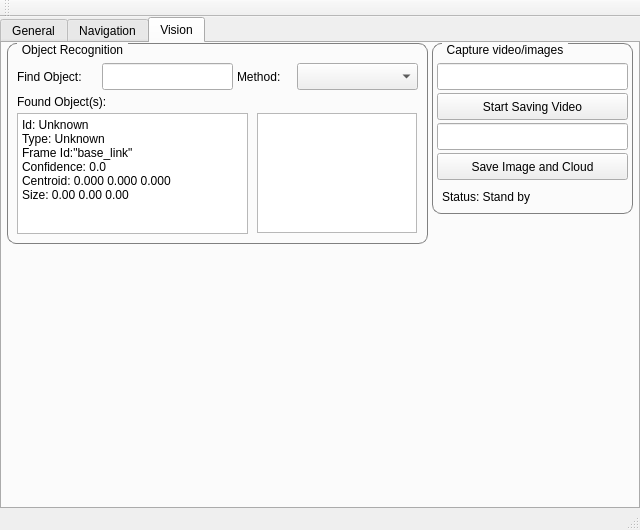
RobotJustina/JUSTINA, file catkin_ws/src/hri/justina_gui/src/MainWindow.ui: the form before one commit.
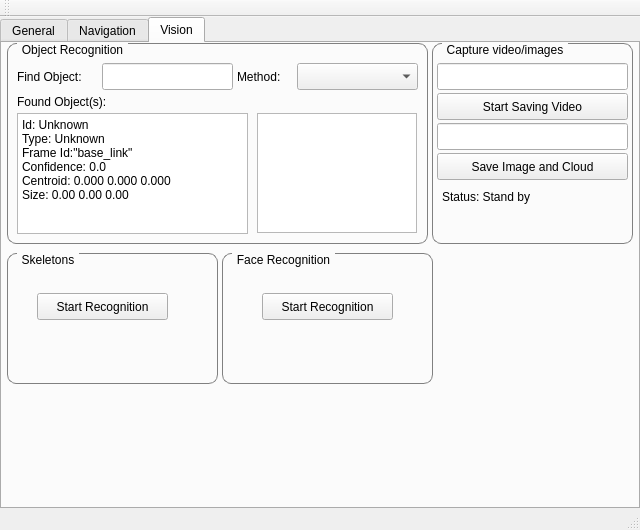
The form after the commit. The open tabs and pages were chosen to show the change.

Commit message: Add start/stop for skeleton and face recognition and the corresponding buttons in gui

What changed in the file:
```diff
--- a/catkin_ws/src/hri/justina_gui/src/MainWindow.ui
+++ b/catkin_ws/src/hri/justina_gui/src/MainWindow.ui
@@ -1493,7 +1493,7 @@
         <x>430</x>
         <y>0</y>
         <width>201</width>
-        <height>171</height>
+        <height>201</height>
        </rect>
       </property>
       <property name="title">
@@ -1559,6 +1559,58 @@
        </property>
       </widget>
      </widget>
+     <widget class="QGroupBox" name="gbSkeletons">
+      <property name="geometry">
+       <rect>
+        <x>5</x>
+        <y>210</y>
+        <width>211</width>
+        <height>131</height>
+       </rect>
+      </property>
+      <property name="title">
+       <string>Skeletons</string>
+      </property>
+      <widget class="QPushButton" name="sktBtnStartRecog">
+       <property name="geometry">
+        <rect>
+         <x>30</x>
+         <y>40</y>
+         <width>131</width>
+         <height>27</height>
+        </rect>
+       </property>
+       <property name="text">
+        <string>Start Recognition</string>
+       </property>
+      </widget>
+     </widget>
+     <widget class="QGroupBox" name="gbFaceRecog">
+      <property name="geometry">
+       <rect>
+        <x>220</x>
+        <y>210</y>
+        <width>211</width>
+        <height>131</height>
+       </rect>
+      </property>
+      <property name="title">
+       <string>Face Recognition</string>
+      </property>
+      <widget class="QPushButton" name="facBtnStartRecog">
+       <property name="geometry">
+        <rect>
+         <x>40</x>
+         <y>40</y>
+         <width>131</width>
+         <height>27</height>
+        </rect>
+       </property>
+       <property name="text">
+        <string>Start Recognition</string>
+       </property>
+      </widget>
+     </widget>
     </widget>
    </widget>
   </widget>
```
Left out of the diff: 4 changed lines with no effect on the pictures. The commit also changes 9 other files.
